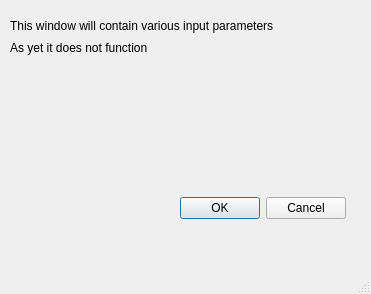
Above: REDonFDTDGUI/optionwindow.ui from JBlack93/REDonFDTD before the change. Below: the same form after it.
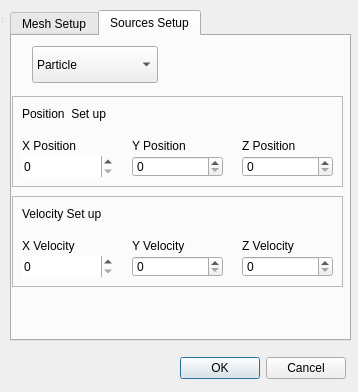
That is the form after the change. The open tabs and pages were chosen to show the change.

The edit to the form file:
```diff
--- a/REDonFDTDGUI/optionwindow.ui
+++ b/REDonFDTDGUI/optionwindow.ui
@@ -1,24 +1,32 @@
 <?xml version="1.0" encoding="UTF-8"?>
 <ui version="4.0">
  <class>optionwindow</class>
- <widget class="QMainWindow" name="optionwindow">
+ <widget class="QDialog" name="optionwindow">
   <property name="geometry">
    <rect>
     <x>0</x>
     <y>0</y>
-    <width>371</width>
-    <height>294</height>
+    <width>358</width>
+    <height>392</height>
    </rect>
   </property>
   <property name="windowTitle">
    <string>MainWindow</string>
   </property>
-  <widget class="QWidget" name="centralwidget">
+  <widget class="QWidget" name="centralwidget" native="true">
+   <property name="geometry">
+    <rect>
+     <x>0</x>
+     <y>0</y>
+     <width>361</width>
+     <height>391</height>
+    </rect>
+   </property>
    <widget class="QDialogButtonBox" name="buttonBox">
     <property name="geometry">
      <rect>
       <x>180</x>
-      <y>190</y>
+      <y>350</y>
       <width>166</width>
       <height>36</height>
      </rect>
@@ -27,44 +35,536 @@
      <set>QDialogButtonBox::Cancel|QDialogButtonBox::Ok</set>
     </property>
    </widget>
-   <widget class="QLabel" name="label">
+   <widget class="QTabWidget" name="tabWidget">
     <property name="geometry">
      <rect>
       <x>10</x>
       <y>10</y>
       <width>341</width>
-      <height>31</height>
+      <height>331</height>
      </rect>
     </property>
-    <property name="text">
-     <string>This window will contain various input parameters</string>
+    <property name="currentIndex">
+     <number>0</number>
     </property>
-   </widget>
-   <widget class="QLabel" name="label_2">
-    <property name="geometry">
-     <rect>
-      <x>10</x>
-      <y>40</y>
-      <width>281</width>
-      <height>16</height>
-     </rect>
-    </property>
-    <property name="text">
-     <string>As yet it does not function</string>
-    </property>
+    <widget class="QWidget" name="MeshSetupTab">
+     <attribute name="title">
+      <string>Mesh Setup</string>
+     </attribute>
+     <widget class="QFrame" name="spaceFrame">
+      <property name="geometry">
+       <rect>
+        <x>0</x>
+        <y>0</y>
+        <width>331</width>
+        <height>91</height>
+       </rect>
+      </property>
+      <property name="frameShape">
+       <enum>QFrame::StyledPanel</enum>
+      </property>
+      <property name="frameShadow">
+       <enum>QFrame::Raised</enum>
+      </property>
+      <widget class="QSpinBox" name="zDimBox">
+       <property name="geometry">
+        <rect>
+         <x>230</x>
+         <y>60</y>
+         <width>91</width>
+         <height>21</height>
+        </rect>
+       </property>
+      </widget>
+      <widget class="QLabel" name="zLabel">
+       <property name="geometry">
+        <rect>
+         <x>230</x>
+         <y>40</y>
+         <width>91</width>
+         <height>19</height>
+        </rect>
+       </property>
+       <property name="text">
+        <string>Z-Dimension</string>
+       </property>
+      </widget>
+      <widget class="QSpinBox" name="yDimBox">
+       <property name="geometry">
+        <rect>
+         <x>120</x>
+         <y>60</y>
+         <width>91</width>
+         <height>21</height>
+        </rect>
+       </property>
+      </widget>
+      <widget class="QLabel" name="yLabel">
+       <property name="geometry">
+        <rect>
+         <x>120</x>
+         <y>40</y>
+         <width>91</width>
+         <height>20</height>
+        </rect>
+       </property>
+       <property name="text">
+        <string>Y-Dimension</string>
+       </property>
+      </widget>
+      <widget class="QLabel" name="xLabel">
+       <property name="geometry">
+        <rect>
+         <x>10</x>
+         <y>40</y>
+         <width>91</width>
+         <height>19</height>
+        </rect>
+       </property>
+       <property name="text">
+        <string>X-Dimension</string>
+       </property>
+      </widget>
+      <widget class="QSpinBox" name="xDimBox">
+       <property name="geometry">
+        <rect>
+         <x>10</x>
+         <y>60</y>
+         <width>91</width>
+         <height>21</height>
+        </rect>
+       </property>
+       <property name="wrapping">
+        <bool>false</bool>
+       </property>
+       <property name="frame">
+        <bool>false</bool>
+       </property>
+       <property name="suffix">
+        <string/>
+       </property>
+       <property name="prefix">
+        <string/>
+       </property>
+      </widget>
+      <widget class="QLabel" name="gridSizeLabel">
+       <property name="geometry">
+        <rect>
+         <x>10</x>
+         <y>10</y>
+         <width>101</width>
+         <height>16</height>
+        </rect>
+       </property>
+       <property name="frameShape">
+        <enum>QFrame::NoFrame</enum>
+       </property>
+       <property name="text">
+        <string>Spatial  Set up</string>
+       </property>
+       <property name="textFormat">
+        <enum>Qt::AutoText</enum>
+       </property>
+      </widget>
+     </widget>
+     <widget class="QFrame" name="timeFrame">
+      <property name="geometry">
+       <rect>
+        <x>0</x>
+        <y>100</y>
+        <width>331</width>
+        <height>91</height>
+       </rect>
+      </property>
+      <property name="frameShape">
+       <enum>QFrame::StyledPanel</enum>
+      </property>
+      <property name="frameShadow">
+       <enum>QFrame::Raised</enum>
+      </property>
+      <widget class="QLabel" name="timeLabel">
+       <property name="geometry">
+        <rect>
+         <x>10</x>
+         <y>10</y>
+         <width>81</width>
+         <height>19</height>
+        </rect>
+       </property>
+       <property name="text">
+        <string>Time Set up</string>
+       </property>
+      </widget>
+      <widget class="QSpinBox" name="stepNumberBox">
+       <property name="geometry">
+        <rect>
+         <x>10</x>
+         <y>60</y>
+         <width>91</width>
+         <height>21</height>
+        </rect>
+       </property>
+      </widget>
+      <widget class="QDoubleSpinBox" name="timeStepBox">
+       <property name="geometry">
+        <rect>
+         <x>190</x>
+         <y>60</y>
+         <width>131</width>
+         <height>21</height>
+        </rect>
+       </property>
+       <property name="suffix">
+        <string>e-10</string>
+       </property>
+      </widget>
+      <widget class="QLabel" name="stepLabel">
+       <property name="geometry">
+        <rect>
+         <x>10</x>
+         <y>40</y>
+         <width>121</width>
+         <height>19</height>
+        </rect>
+       </property>
+       <property name="text">
+        <string>Number of Steps</string>
+       </property>
+      </widget>
+      <widget class="QLabel" name="timeStepLabel">
+       <property name="geometry">
+        <rect>
+         <x>190</x>
+         <y>40</y>
+         <width>111</width>
+         <height>21</height>
+        </rect>
+       </property>
+       <property name="text">
+        <string>Time Step</string>
+       </property>
+      </widget>
+     </widget>
+     <widget class="QFrame" name="boundaryFrame">
+      <property name="geometry">
+       <rect>
+        <x>0</x>
+        <y>200</y>
+        <width>331</width>
+        <height>80</height>
+       </rect>
+      </property>
+      <property name="frameShape">
+       <enum>QFrame::StyledPanel</enum>
+      </property>
+      <property name="frameShadow">
+       <enum>QFrame::Raised</enum>
+      </property>
+      <widget class="QLabel" name="boundaryLabel">
+       <property name="geometry">
+        <rect>
+         <x>10</x>
+         <y>10</y>
+         <width>151</width>
+         <height>19</height>
+        </rect>
+       </property>
+       <property name="text">
+        <string>Boundary Conditions</string>
+       </property>
+      </widget>
+      <widget class="QComboBox" name="boundaryChoice">
+       <property name="geometry">
+        <rect>
+         <x>10</x>
+         <y>30</y>
+         <width>151</width>
+         <height>37</height>
+        </rect>
+       </property>
+       <item>
+        <property name="text">
+         <string>ABC</string>
+        </property>
+       </item>
+      </widget>
+     </widget>
+    </widget>
+    <widget class="QWidget" name="SourcesTab">
+     <attribute name="title">
+      <string>Sources Setup</string>
+     </attribute>
+     <widget class="QComboBox" name="SourceBox">
+      <property name="geometry">
+       <rect>
+        <x>20</x>
+        <y>10</y>
+        <width>126</width>
+        <height>37</height>
+       </rect>
+      </property>
+      <item>
+       <property name="text">
+        <string>Particle</string>
+       </property>
+      </item>
+      <item>
+       <property name="text">
+        <string>Ricker</string>
+       </property>
+      </item>
+     </widget>
+     <widget class="QFrame" name="positionFrame">
+      <property name="geometry">
+       <rect>
+        <x>0</x>
+        <y>60</y>
+        <width>331</width>
+        <height>91</height>
+       </rect>
+      </property>
+      <property name="frameShape">
+       <enum>QFrame::StyledPanel</enum>
+      </property>
+      <property name="frameShadow">
+       <enum>QFrame::Raised</enum>
+      </property>
+      <widget class="QSpinBox" name="zpositionBox">
+       <property name="geometry">
+        <rect>
+         <x>230</x>
+         <y>60</y>
+         <width>91</width>
+         <height>21</height>
+        </rect>
+       </property>
+      </widget>
+      <widget class="QLabel" name="zpositionLabel">
+       <property name="geometry">
+        <rect>
+         <x>230</x>
+         <y>40</y>
+         <width>91</width>
+         <height>19</height>
+        </rect>
+       </property>
+       <property name="text">
+        <string>Z Position</string>
+       </property>
+      </widget>
+      <widget class="QSpinBox" name="ypositionBox">
+       <property name="geometry">
+        <rect>
+         <x>120</x>
+         <y>60</y>
+         <width>91</width>
+         <height>21</height>
+        </rect>
+       </property>
+      </widget>
+      <widget class="QLabel" name="ypositionLabel">
+       <property name="geometry">
+        <rect>
+         <x>120</x>
+         <y>40</y>
+         <width>91</width>
+         <height>20</height>
+        </rect>
+       </property>
+       <property name="text">
+        <string>Y Position</string>
+       </property>
+      </widget>
+      <widget class="QLabel" name="xpositionLabel">
+       <property name="geometry">
+        <rect>
+         <x>10</x>
+         <y>40</y>
+         <width>91</width>
+         <height>19</height>
+        </rect>
+       </property>
+       <property name="text">
+        <string>X Position</string>
+       </property>
+      </widget>
+      <widget class="QSpinBox" name="xpositionBox">
+       <property name="geometry">
+        <rect>
+         <x>10</x>
+         <y>60</y>
+         <width>91</width>
+         <height>21</height>
+        </rect>
+       </property>
+       <property name="wrapping">
+        <bool>false</bool>
+       </property>
+       <property name="frame">
+        <bool>false</bool>
+       </property>
+       <property name="suffix">
+        <string/>
+       </property>
+       <property name="prefix">
+        <string/>
+       </property>
+      </widget>
+      <widget class="QLabel" name="positionLabel">
+       <property name="geometry">
+        <rect>
+         <x>10</x>
+         <y>10</y>
+         <width>111</width>
+         <height>16</height>
+        </rect>
+       </property>
+       <property name="frameShape">
+        <enum>QFrame::NoFrame</enum>
+       </property>
+       <property name="text">
+        <string>Position  Set up</string>
+       </property>
+       <property name="textFormat">
+        <enum>Qt::AutoText</enum>
+       </property>
+      </widget>
+     </widget>
+     <widget class="QFrame" name="velocityFrame">
+      <property name="geometry">
+       <rect>
+        <x>0</x>
+        <y>160</y>
+        <width>331</width>
+        <height>91</height>
+       </rect>
+      </property>
+      <property name="frameShape">
+       <enum>QFrame::StyledPanel</enum>
+      </property>
+      <property name="frameShadow">
+       <enum>QFrame::Raised</enum>
+      </property>
+      <widget class="QSpinBox" name="zvelocityBox">
+       <property name="geometry">
+        <rect>
+         <x>230</x>
+         <y>60</y>
+         <width>91</width>
+         <height>21</height>
+        </rect>
+       </property>
+       <property name="maximumSize">
+        <size>
+         <width>91</width>
+         <height>21</height>
+        </size>
+       </property>
+      </widget>
+      <widget class="QLabel" name="zvelocityLabel">
+       <property name="geometry">
+        <rect>
+         <x>230</x>
+         <y>40</y>
+         <width>91</width>
+         <height>19</height>
+        </rect>
+       </property>
+       <property name="text">
+        <string>Z Velocity</string>
+       </property>
+      </widget>
+      <widget class="QSpinBox" name="yvelocityBox">
+       <property name="geometry">
+        <rect>
+         <x>120</x>
+         <y>60</y>
+         <width>91</width>
+         <height>21</height>
+        </rect>
+       </property>
+      </widget>
+      <widget class="QLabel" name="yvelocityLabel">
+       <property name="geometry">
+        <rect>
+         <x>120</x>
+         <y>40</y>
+         <width>91</width>
+         <height>20</height>
+        </rect>
+       </property>
+       <property name="text">
+        <string>Y Velocity</string>
+       </property>
+      </widget>
+      <widget class="QLabel" name="xvelocityLabel">
+       <property name="geometry">
+        <rect>
+         <x>10</x>
+         <y>40</y>
+         <width>91</width>
+         <height>19</height>
+        </rect>
+       </property>
+       <property name="text">
+        <string>X Velocity</string>
+       </property>
+      </widget>
+      <widget class="QSpinBox" name="xvelocityBox">
+       <property name="geometry">
+        <rect>
+         <x>10</x>
+         <y>60</y>
+         <width>91</width>
+         <height>21</height>
+        </rect>
+       </property>
+       <property name="wrapping">
+        <bool>false</bool>
+       </property>
+       <property name="frame">
+        <bool>false</bool>
+       </property>
+       <property name="suffix">
+        <string/>
+       </property>
+       <property name="prefix">
+        <string/>
+       </property>
+      </widget>
+      <widget class="QLabel" name="velocityLabel">
+       <property name="geometry">
+        <rect>
+         <x>10</x>
+         <y>10</y>
+         <width>111</width>
+         <height>16</height>
+        </rect>
+       </property>
+       <property name="frameShape">
+        <enum>QFrame::NoFrame</enum>
+       </property>
+       <property name="text">
+        <string>Velocity Set up</string>
+       </property>
+       <property name="textFormat">
+        <enum>Qt::AutoText</enum>
+       </property>
+      </widget>
+     </widget>
+    </widget>
    </widget>
   </widget>
-  <widget class="QMenuBar" name="menubar">
+  <widget class="QStatusBar" name="statusbar">
    <property name="geometry">
     <rect>
      <x>0</x>
      <y>0</y>
-     <width>371</width>
-     <height>29</height>
+     <width>3</width>
+     <height>24</height>
     </rect>
    </property>
   </widget>
-  <widget class="QStatusBar" name="statusbar"/>
  </widget>
  <resources/>
  <connections/>
```
